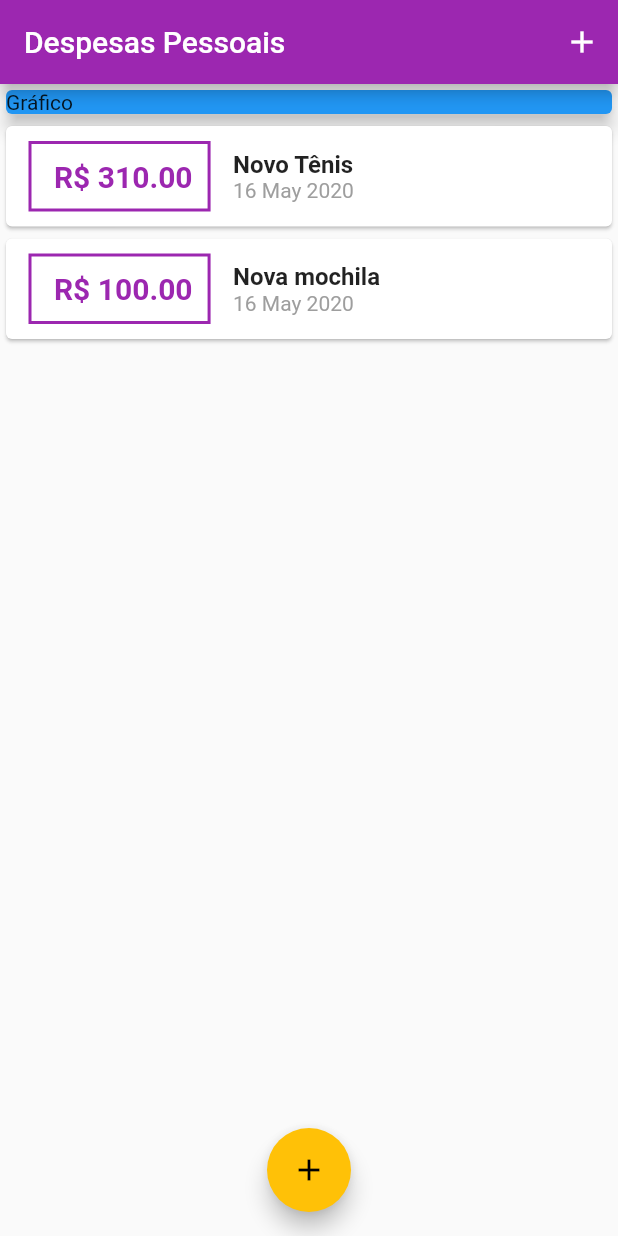
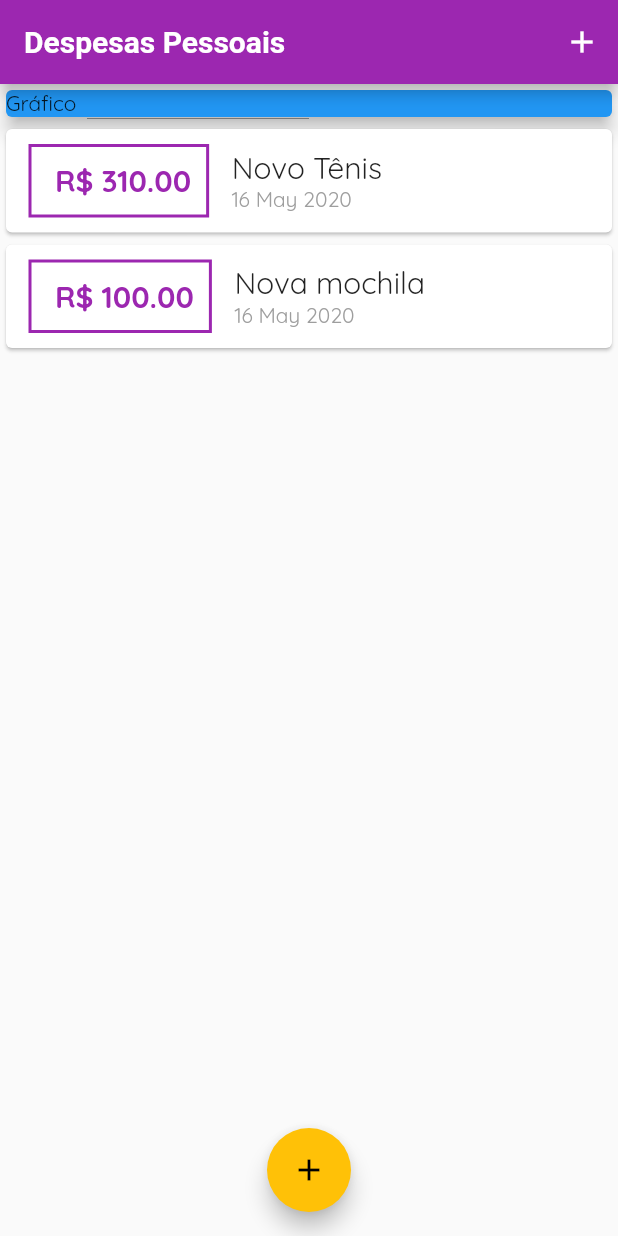
Before and after one commit to marimendes/flutterzinho, a Flutter app: the screen it shows after launch, on a phone screen of 412 x 824 dp. Run offline on Flutter 3.47's test engine with Material 2 defaults, Android fonts, the phone set to English and light mode, and no system bars.

Commit message:
Adicionando as fonts roboto e quicksand a aplicação

```diff
--- a/expenses/lib/components/transaction_list.dart
+++ b/expenses/lib/components/transaction_list.dart
@@ -44,10 +44,7 @@ class TransactionList extends StatelessWidget {
                   crossAxisAlignment: CrossAxisAlignment.start,
                   children: <Widget>[
                     Text(tr.title,
-                      style: TextStyle(
-                        fontWeight: FontWeight.bold,
-                        fontSize: 16,
-                      ),
+                      style: Theme.of(context).textTheme.title,
                     ),
                     Text(
                       DateFormat('d MMM y').format(tr.date),
--- a/expenses/lib/main.dart
+++ b/expenses/lib/main.dart
@@ -16,6 +16,16 @@ class ExpensesApp extends StatelessWidget {
       theme: ThemeData(
         primarySwatch: Colors.purple,
         accentColor: Colors.amber,
+        fontFamily: 'Quicksand',
+        appBarTheme: AppBarTheme(
+          textTheme: ThemeData.light().textTheme.copyWith(
+            title: TextStyle(
+              fontFamily: 'Roboto',
+              fontSize: 20,
+              fontWeight: FontWeight.bold,
+            ),
+          ),
+        ),
       ),
     );
   }
```
Also changed, not shown: expenses/pubspec.yaml (+11 -6 lines), expenses/assets/fonts/Quicksand-Bold.ttf (added), expenses/assets/fonts/Quicksand-Light.ttf (added), expenses/assets/fonts/Quicksand-Medium.ttf (added), expenses/assets/fonts/Quicksand-Regular.ttf (added), expenses/assets/fonts/Quicksand-SemiBold.ttf (added), expenses/assets/fonts/Roboto-Black.ttf (added), expenses/assets/fonts/Roboto-BlackItalic.ttf (added), expenses/assets/fonts/Roboto-Bold.ttf (added), expenses/assets/fonts/Roboto-BoldItalic.ttf (added), expenses/assets/fonts/Roboto-Italic.ttf (added), expenses/assets/fonts/Roboto-Light.ttf (added), expenses/assets/fonts/Roboto-LightItalic.ttf (added), expenses/assets/fonts/Roboto-Medium.ttf (added), 4 more files.
